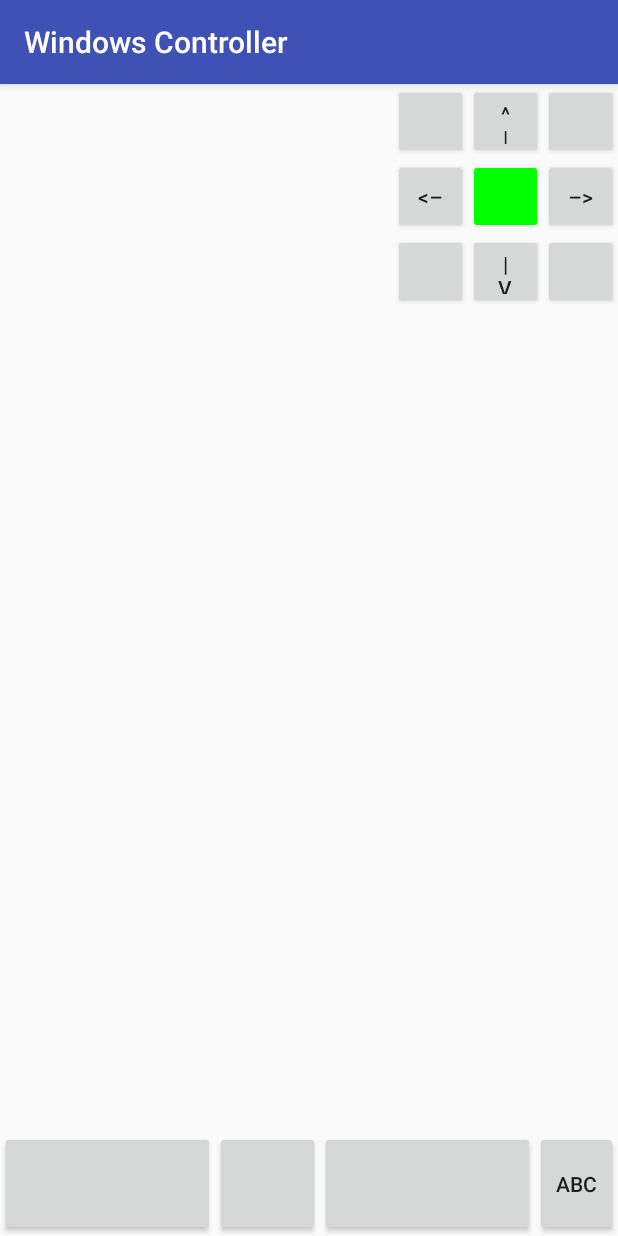
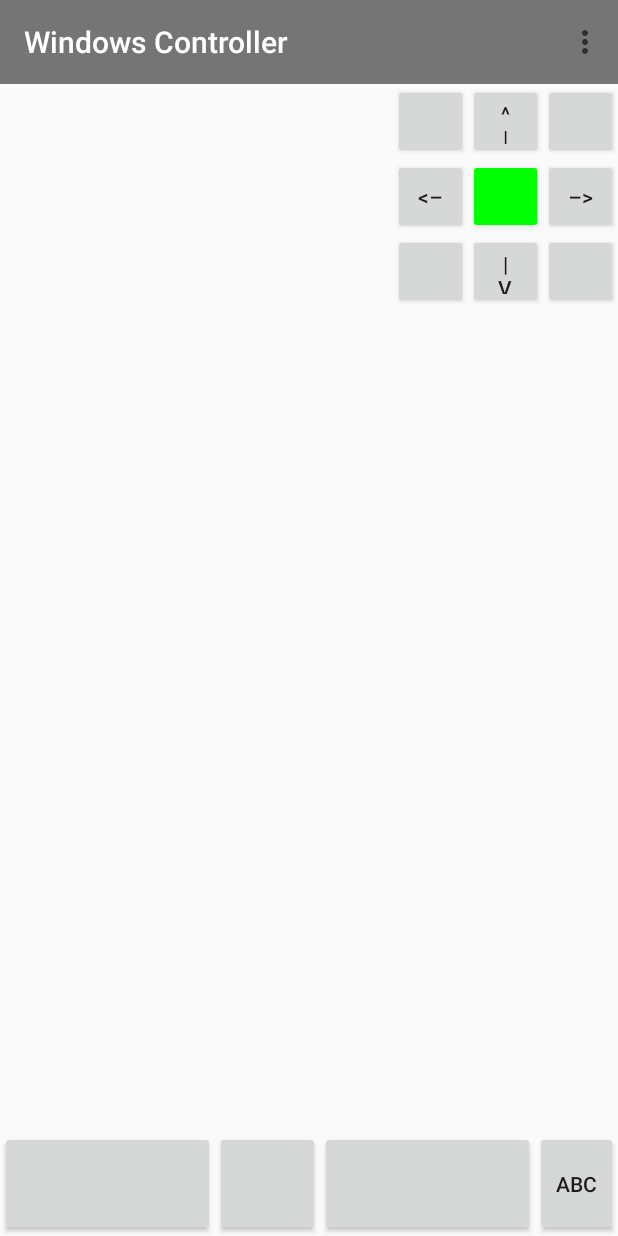
Before and after one commit to benp0821/WindowsRemoteMouse, an Android app: the screen it shows after launch (MainActivity), on a phone screen of 412 x 824 dp. Run offline under Robolectric (Android 15) with nearby library versions, the phone set to English and light mode, and no system bars.

Commit message:
1. Added the groundwork for a settings menu. 2. Now drag events are ended if app is closed or loses focus.

```diff
--- a/MouseAndroidClient/app/src/main/java/com/ben/mousecontrol/GestureInterpreter.java
+++ b/MouseAndroidClient/app/src/main/java/com/ben/mousecontrol/GestureInterpreter.java
@@ -19,7 +19,7 @@ public class GestureInterpreter implements GestureDetector.OnGestureListener, Ge
     private static float initX = 0;
     private static float initY = 0;
     private static boolean mouseMove = false;
-    private static String mouseDragging = "false";
+    static String mouseDragging = "false";
     private static int multiTouch = 0;
     private static long touchStartTime = 0;
     private static boolean scroll = false;
--- a/MouseAndroidClient/app/src/main/res/layout/activity_main.xml
+++ b/MouseAndroidClient/app/src/main/res/layout/activity_main.xml
@@ -2,6 +2,7 @@
 
 <merge xmlns:android="http://schemas.android.com/apk/res/android"
     xmlns:tools="http://schemas.android.com/tools"
+    xmlns:app="http://schemas.android.com/apk/res-auto"
     android:id="@+id/frameLayout"
     android:layout_width="fill_parent"
     android:layout_height="fill_parent">
@@ -16,6 +17,15 @@
         android:focusableInTouchMode="true"
         android:focusable="true"
         android:clickable="true">
+
+        <android.support.v7.widget.Toolbar
+            android:id="@+id/toolbar"
+            android:minHeight="?attr/actionBarSize"
+            android:layout_width="match_parent"
+            android:layout_height="wrap_content"
+            app:titleTextColor="@android:color/white"
+            android:background="?attr/colorPrimaryDark">
+        </android.support.v7.widget.Toolbar>
 
         <android.widget.LinearLayout xmlns:android="http://schemas.android.com/apk/res/android"
             xmlns:tools="http://schemas.android.com/tools"
--- /dev/null
+++ b/MouseAndroidClient/app/src/main/res/menu/menu.xml
@@ -0,0 +1,12 @@
+<?xml version="1.0" encoding="utf-8"?>
+<menu xmlns:android="http://schemas.android.com/apk/res/android"
+    xmlns:app="http://schemas.android.com/apk/res-auto">
+    <item
+        android:id="@+id/scan"
+        android:title="Scan for Device"
+        app:showAsAction="never"/>
+    <item
+        android:id="@+id/manual"
+        android:title="Enter Manual IP"
+        app:showAsAction="never"/>
+</menu>
--- a/MouseAndroidClient/app/src/main/res/values/styles.xml
+++ b/MouseAndroidClient/app/src/main/res/values/styles.xml
@@ -1,13 +1,4 @@
 <resources>
-
-    <!-- Base application theme. -->
-    <style name="AppTheme" parent="Theme.AppCompat.Light.DarkActionBar">
-        <!-- Customize your theme here. -->
-        <item name="colorPrimary">@color/colorPrimary</item>
-        <item name="colorPrimaryDark">@color/colorPrimaryDark</item>
-        <item name="colorAccent">@color/colorAccent</item>
-        <item name="android:windowActionBar">false</item>
-        <item name="android:windowNoTitle">true</item>
+    <style name="AppTheme" parent="Theme.AppCompat.Light.NoActionBar">
     </style>
-
 </resources>
```
Also changed, not shown: MouseAndroidClient/app/src/main/java/com/ben/mousecontrol/MainActivity.java (+40 -2 lines).
